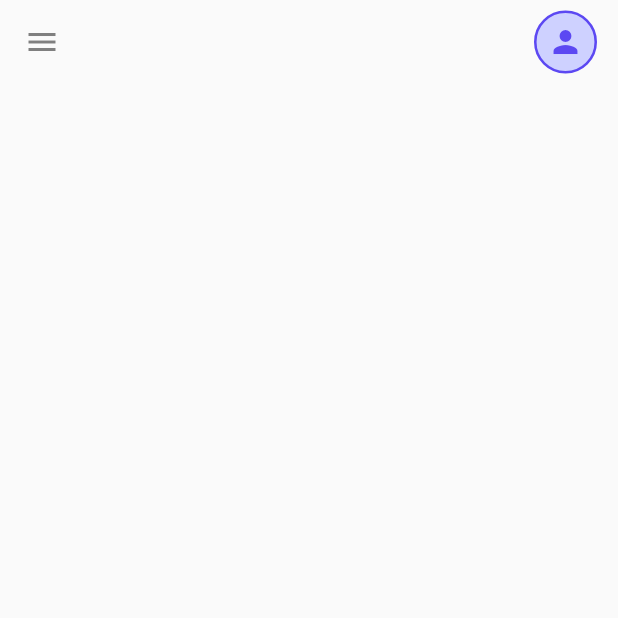
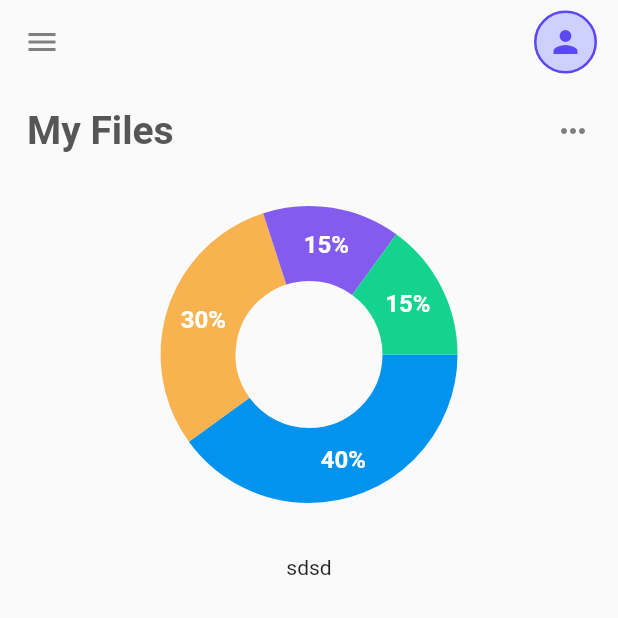
Before and after one commit to gian-pc/flutter_ui_3, a Flutter app: the screen it shows after launch, on a phone screen of 412 x 824 dp, the top half of it. Run offline on Flutter 3.47's test engine with Material 2 defaults, Android fonts, the phone set to English and light mode, and no system bars; drawn by our look-alikes of fl_chart.

Commit message:
My Files y PieChart

```diff
--- a/lib/pages/home_page.dart
+++ b/lib/pages/home_page.dart
@@ -1,7 +1,19 @@
+
 import 'package:flutter/material.dart';
 import 'package:flutter/widgets.dart';
 
-class HomePage extends StatelessWidget {
+import 'package:fl_chart/fl_chart.dart';
+
+
+class HomePage extends StatefulWidget {
+  @override
+  _HomePageState createState() => _HomePageState();
+}
+
+class _HomePageState extends State<HomePage> {
+
+  int touchedIndex = -1;
+
   @override
   Widget build(BuildContext context) {
     return Scaffold(
@@ -24,20 +36,112 @@ class HomePage extends StatelessWidget {
             decoration: BoxDecoration(
               color: Color(0xffCED1FF),
               shape: BoxShape.circle,
-              border: Border.all(
-                color: Color(0xff5C48F2),
-                width: 1.7
-              ),
+              border: Border.all(color: Color(0xff5C48F2), width: 1.7),
             ),
-            child: Icon(
-              Icons.person,
-              color: Color(0xff5C48F2),
-            ),
-          )
+            child: Icon(Icons.person, color: Color(0xff5C48F2)),
+          ),
         ],
       ),
       drawer: Drawer(),
-      body: Center(),
+      body: SafeArea(
+        child: SingleChildScrollView(
+          padding: EdgeInsets.symmetric(horizontal: 18.0, vertical: 16.0),
+          child: Column(
+            children: [
+              Row(
+                mainAxisAlignment: MainAxisAlignment.spaceBetween,
+                children: [
+                  Text(
+                    "My Files",
+                    style: TextStyle(
+                      color: Color(0xff565656),
+                      fontSize: 26.0,
+                      fontWeight: FontWeight.bold
+                    ),
+                  ),
+                  Icon(
+                    Icons.more_horiz,
+                    color: Color(0xff7f7f7f),
+                  )
+                ],
+              ),
+              AspectRatio(
+                aspectRatio: 1.4,
+                child: PieChart(
+                  PieChartData(
+                      pieTouchData:
+                      PieTouchData(touchCallback: (FlTouchEvent event, pieTouchResponse) {
+                        setState(() {
+                          if (!event.isInterestedForInteractions ||
+                              pieTouchResponse == null ||
+                              pieTouchResponse.touchedSection == null) {
+                            touchedIndex = -1;
+                            return;
+                          }
+                          touchedIndex = pieTouchResponse.touchedSection!.touchedSectionIndex;
+                        });
+                      }),
+                      borderData: FlBorderData(
+                        show: false,
+                      ),
+                      sectionsSpace: 0,
+                      centerSpaceRadius: 49,
+                      sections: showingSections()),
+                ),
+              ),
+              Text("sdsd")
+            ],
+          ),
+        ),
+      ),
     );
   }
+
+  List<PieChartSectionData> showingSections() {
+    return List.generate(4, (i) {
+      final isTouched = i == touchedIndex;
+      final fontSize = isTouched ? 25.0 : 16.0;
+      final radius = isTouched ? 60.0 : 50.0;
+      switch (i) {
+        case 0:
+          return PieChartSectionData(
+            color: const Color(0xff0293ee),
+            value: 40,
+            title: '40%',
+            radius: radius,
+            titleStyle: TextStyle(
+                fontSize: fontSize, fontWeight: FontWeight.bold, color: const Color(0xffffffff)),
+          );
+        case 1:
+          return PieChartSectionData(
+            color: const Color(0xfff8b250),
+            value: 30,
+            title: '30%',
+            radius: radius,
+            titleStyle: TextStyle(
+                fontSize: fontSize, fontWeight: FontWeight.bold, color: const Color(0xffffffff)),
+          );
+        case 2:
+          return PieChartSectionData(
+            color: const Color(0xff845bef),
+            value: 15,
+            title: '15%',
+            radius: radius,
+            titleStyle: TextStyle(
+                fontSize: fontSize, fontWeight: FontWeight.bold, color: const Color(0xffffffff)),
+          );
+        case 3:
+          return PieChartSectionData(
+            color: const Color(0xff13d38e),
+            value: 15,
+            title: '15%',
+            radius: radius,
+            titleStyle: TextStyle(
+                fontSize: fontSize, fontWeight: FontWeight.bold, color: const Color(0xffffffff)),
+          );
+        default:
+          throw Error();
+      }
+    });
+  }
 }
--- a/pubspec.yaml
+++ b/pubspec.yaml
@@ -28,6 +28,7 @@ dependencies:
   # The following adds the Cupertino Icons font to your application.
   # Use with the CupertinoIcons class for iOS style icons.
   cupertino_icons: ^1.0.2
+  fl_chart: ^0.40.0
 
 dev_dependencies:
   flutter_test:
```
Also changed, not shown: pubspec.lock.
